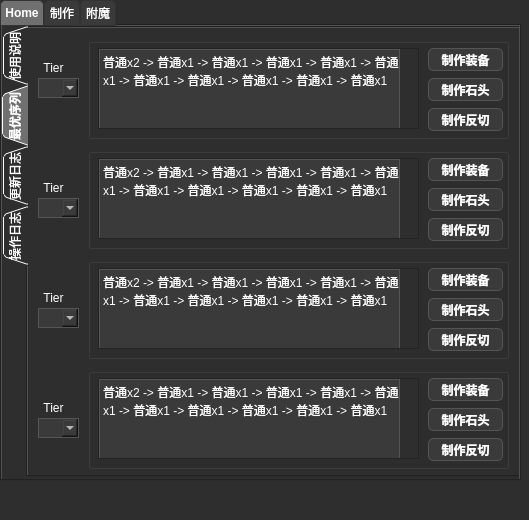
Qt form Qt_MVC_cscalc/ui/main_window.ui (Seymour-ye/shoptitans) before a commit.
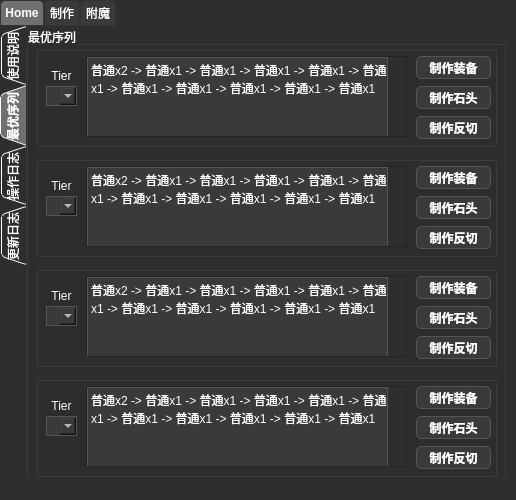
The same form after that commit. The open tabs and pages were chosen to show the change.

Patch:
```diff
--- a/Qt_MVC_cscalc/ui/main_window.ui
+++ b/Qt_MVC_cscalc/ui/main_window.ui
@@ -6,10 +6,22 @@
    <rect>
     <x>0</x>
     <y>0</y>
-    <width>529</width>
-    <height>520</height>
+    <width>516</width>
+    <height>500</height>
    </rect>
   </property>
+  <property name="minimumSize">
+   <size>
+    <width>516</width>
+    <height>500</height>
+   </size>
+  </property>
+  <property name="maximumSize">
+   <size>
+    <width>516</width>
+    <height>500</height>
+   </size>
+  </property>
   <property name="mouseTracking">
    <bool>false</bool>
   </property>
@@ -27,6 +39,10 @@
 QGroupBox {
 		color: #ffffff;
 }
+QTabWidget::pane {
+        border: none;  /* 去掉整个 QTabWidget 的边框 */
+        background: #333;  /* 设定背景色（可选）*/
+    }
 QTabBar::tab {
         background: #3a3a3a;  /* 设置未选中的Tab颜色 */
         color: white;
@@ -124,6 +140,9 @@
         <height>451</height>
        </rect>
       </property>
+      <property name="styleSheet">
+       <string notr="true"/>
+      </property>
       <property name="tabPosition">
        <enum>QTabWidget::TabPosition::West</enum>
       </property>
@@ -148,557 +167,574 @@
        <widget class="QGroupBox" name="groupBox_2">
         <property name="geometry">
          <rect>
-          <x>60</x>
-          <y>10</y>
-          <width>421</width>
-          <height>101</height>
+          <x>0</x>
+          <y>0</y>
+          <width>480</width>
+          <height>460</height>
          </rect>
         </property>
         <property name="title">
-         <string/>
+         <string>最优序列</string>
         </property>
-        <widget class="QScrollArea" name="best_craft_sequence_display_2">
+        <widget class="QGroupBox" name="craft_summary_bs_0">
          <property name="geometry">
           <rect>
            <x>10</x>
-           <y>10</y>
-           <width>321</width>
-           <height>81</height>
+           <y>20</y>
+           <width>461</width>
+           <height>101</height>
           </rect>
          </property>
-         <property name="widgetResizable">
-          <bool>true</bool>
+         <property name="title">
+          <string/>
          </property>
-         <widget class="QWidget" name="sequence_display_6">
+         <widget class="QScrollArea" name="craft_summary_bs_display_0">
           <property name="geometry">
            <rect>
-            <x>0</x>
-            <y>0</y>
-            <width>319</width>
-            <height>79</height>
+            <x>50</x>
+            <y>10</y>
+            <width>321</width>
+            <height>81</height>
            </rect>
           </property>
-          <widget class="QLabel" name="label_2">
+          <property name="widgetResizable">
+           <bool>true</bool>
+          </property>
+          <widget class="QWidget" name="craft_summary_bs_display_widget_0">
            <property name="geometry">
             <rect>
              <x>0</x>
              <y>0</y>
-             <width>301</width>
-             <height>81</height>
+             <width>319</width>
+             <height>79</height>
             </rect>
            </property>
-           <property name="sizeIncrement">
-            <size>
-             <width>60</width>
-             <height>0</height>
-            </size>
-           </property>
-           <property name="frameShadow">
-            <enum>QFrame::Shadow::Plain</enum>
-           </property>
-           <property name="text">
-            <string>普通x2 -&gt; 普通x1 -&gt; 普通x1 -&gt; 普通x1 -&gt; 普通x1 -&gt; 普通x1 -&gt; 普通x1 -&gt; 普通x1 -&gt; 普通x1 -&gt; 普通x1 -&gt; 普通x1</string>
-           </property>
-           <property name="alignment">
-            <set>Qt::AlignmentFlag::AlignLeading|Qt::AlignmentFlag::AlignLeft|Qt::AlignmentFlag::AlignTop</set>
-           </property>
-           <property name="wordWrap">
-            <bool>true</bool>
-           </property>
+           <widget class="QLabel" name="craft_summary_bs_display_label_0">
+            <property name="geometry">
+             <rect>
+              <x>0</x>
+              <y>0</y>
+              <width>301</width>
+              <height>81</height>
+             </rect>
+            </property>
+            <property name="sizeIncrement">
+             <size>
+              <width>60</width>
+              <height>0</height>
+             </size>
+            </property>
+            <property name="frameShadow">
+             <enum>QFrame::Shadow::Plain</enum>
+            </property>
+            <property name="text">
+             <string>普通x2 -&gt; 普通x1 -&gt; 普通x1 -&gt; 普通x1 -&gt; 普通x1 -&gt; 普通x1 -&gt; 普通x1 -&gt; 普通x1 -&gt; 普通x1 -&gt; 普通x1 -&gt; 普通x1</string>
+            </property>
+            <property name="alignment">
+             <set>Qt::AlignmentFlag::AlignLeading|Qt::AlignmentFlag::AlignLeft|Qt::AlignmentFlag::AlignTop</set>
+            </property>
+            <property name="wordWrap">
+             <bool>true</bool>
+            </property>
+           </widget>
           </widget>
          </widget>
+         <widget class="QPushButton" name="craft_summary_craft_item_0">
+          <property name="geometry">
+           <rect>
+            <x>380</x>
+            <y>10</y>
+            <width>75</width>
+            <height>23</height>
+           </rect>
+          </property>
+          <property name="text">
+           <string>制作装备</string>
+          </property>
+         </widget>
+         <widget class="QPushButton" name="craft_summary_craft_stone_0">
+          <property name="geometry">
+           <rect>
+            <x>380</x>
+            <y>40</y>
+            <width>75</width>
+            <height>23</height>
+           </rect>
+          </property>
+          <property name="text">
+           <string>制作石头</string>
+          </property>
+         </widget>
+         <widget class="QPushButton" name="craft_summary_craft_backswitch_0">
+          <property name="geometry">
+           <rect>
+            <x>380</x>
+            <y>70</y>
+            <width>75</width>
+            <height>23</height>
+           </rect>
+          </property>
+          <property name="text">
+           <string>制作反切</string>
+          </property>
+         </widget>
+         <widget class="QLabel" name="craft_summary_tier_selection__label_0">
+          <property name="geometry">
+           <rect>
+            <x>10</x>
+            <y>20</y>
+            <width>31</width>
+            <height>20</height>
+           </rect>
+          </property>
+          <property name="layoutDirection">
+           <enum>Qt::LayoutDirection::LeftToRight</enum>
+          </property>
+          <property name="styleSheet">
+           <string notr="true">background: none;
+border: none;</string>
+          </property>
+          <property name="text">
+           <string>Tier</string>
+          </property>
+          <property name="alignment">
+           <set>Qt::AlignmentFlag::AlignCenter</set>
+          </property>
+         </widget>
+         <widget class="QComboBox" name="craft_summary_tier_selection_box_0">
+          <property name="geometry">
+           <rect>
+            <x>10</x>
+            <y>40</y>
+            <width>31</width>
+            <height>20</height>
+           </rect>
+          </property>
+          <property name="currentText">
+           <string/>
+          </property>
+         </widget>
         </widget>
-        <widget class="QPushButton" name="pushButton_4">
+        <widget class="QGroupBox" name="craft_summary_bs_1">
          <property name="geometry">
           <rect>
-           <x>340</x>
-           <y>10</y>
-           <width>75</width>
-           <height>23</height>
-          </rect>
-         </property>
-         <property name="text">
-          <string>制作装备</string>
-         </property>
-        </widget>
-        <widget class="QPushButton" name="pushButton_5">
-         <property name="geometry">
-          <rect>
-           <x>340</x>
-           <y>40</y>
-           <width>75</width>
-           <height>23</height>
-          </rect>
-         </property>
-         <property name="text">
-          <string>制作石头</string>
-         </property>
-        </widget>
-        <widget class="QPushButton" name="pushButton_6">
-         <property name="geometry">
-          <rect>
-           <x>340</x>
-           <y>70</y>
-           <width>75</width>
-           <height>23</height>
-          </rect>
-         </property>
-         <property name="text">
-          <string>制作反切</string>
-         </property>
-        </widget>
-       </widget>
-       <widget class="QGroupBox" name="groupBox_3">
-        <property name="geometry">
-         <rect>
-          <x>60</x>
-          <y>120</y>
-          <width>421</width>
-          <height>101</height>
-         </rect>
-        </property>
-        <property name="title">
-         <string/>
-        </property>
-        <widget class="QScrollArea" name="best_craft_sequence_display_3">
-         <property name="geometry">
-          <rect>
            <x>10</x>
-           <y>10</y>
-           <width>321</width>
-           <height>81</height>
+           <y>130</y>
+           <width>461</width>
+           <height>101</height>
           </rect>
          </property>
-         <property name="widgetResizable">
-          <bool>true</bool>
+         <property name="title">
+          <string/>
          </property>
-         <widget class="QWidget" name="sequence_display_7">
+         <widget class="QScrollArea" name="craft_summary_bs_display_1">
           <property name="geometry">
            <rect>
-            <x>0</x>
-            <y>0</y>
-            <width>319</width>
-            <height>79</height>
+            <x>50</x>
+            <y>10</y>
+            <width>321</width>
+            <height>81</height>
            </rect>
           </property>
-          <widget class="QLabel" name="label_3">
+          <property name="widgetResizable">
+           <bool>true</bool>
+          </property>
+          <widget class="QWidget" name="craft_summary_bs_display_widget_1">
            <property name="geometry">
             <rect>
              <x>0</x>
              <y>0</y>
-             <width>301</width>
-             <height>81</height>
+             <width>319</width>
+             <height>79</height>
             </rect>
            </property>
-           <property name="sizeIncrement">
-            <size>
-             <width>60</width>
-             <height>0</height>
-            </size>
-           </property>
-           <property name="frameShadow">
-            <enum>QFrame::Shadow::Plain</enum>
-           </property>
-           <property name="text">
-            <string>普通x2 -&gt; 普通x1 -&gt; 普通x1 -&gt; 普通x1 -&gt; 普通x1 -&gt; 普通x1 -&gt; 普通x1 -&gt; 普通x1 -&gt; 普通x1 -&gt; 普通x1 -&gt; 普通x1</string>
-           </property>
-           <property name="alignment">
-            <set>Qt::AlignmentFlag::AlignLeading|Qt::AlignmentFlag::AlignLeft|Qt::AlignmentFlag::AlignTop</set>
-           </property>
-           <property name="wordWrap">
-            <bool>true</bool>
-           </property>
+           <widget class="QLabel" name="craft_summary_bs_display_label_1">
+            <property name="geometry">
+             <rect>
+              <x>0</x>
+              <y>0</y>
+              <width>301</width>
+              <height>81</height>
+             </rect>
+            </property>
+            <property name="sizeIncrement">
+             <size>
+              <width>60</width>
+              <height>0</height>
+             </size>
+            </property>
+            <property name="frameShadow">
+             <enum>QFrame::Shadow::Plain</enum>
+            </property>
+            <property name="text">
+             <string>普通x2 -&gt; 普通x1 -&gt; 普通x1 -&gt; 普通x1 -&gt; 普通x1 -&gt; 普通x1 -&gt; 普通x1 -&gt; 普通x1 -&gt; 普通x1 -&gt; 普通x1 -&gt; 普通x1</string>
+            </property>
+            <property name="alignment">
+             <set>Qt::AlignmentFlag::AlignLeading|Qt::AlignmentFlag::AlignLeft|Qt::AlignmentFlag::AlignTop</set>
+            </property>
+            <property name="wordWrap">
+             <bool>true</bool>
+            </property>
+           </widget>
           </widget>
          </widget>
+         <widget class="QPushButton" name="craft_summary_craft_item_1">
+          <property name="geometry">
+           <rect>
+            <x>380</x>
+            <y>10</y>
+            <width>75</width>
+            <height>23</height>
+           </rect>
+          </property>
+          <property name="text">
+           <string>制作装备</string>
+          </property>
+         </widget>
+         <widget class="QPushButton" name="craft_summary_craft_stone_1">
+          <property name="geometry">
+           <rect>
+            <x>380</x>
+            <y>40</y>
+            <width>75</width>
+            <height>23</height>
+           </rect>
+          </property>
+          <property name="text">
+           <string>制作石头</string>
+          </property>
+         </widget>
+         <widget class="QPushButton" name="craft_summary_craft_backswitch_1">
+          <property name="geometry">
+           <rect>
+            <x>380</x>
+            <y>70</y>
+            <width>75</width>
+            <height>23</height>
+           </rect>
+          </property>
+          <property name="text">
+           <string>制作反切</string>
+          </property>
+         </widget>
+         <widget class="QLabel" name="craft_summary_tier_selection__label_1">
+          <property name="geometry">
+           <rect>
+            <x>10</x>
+            <y>20</y>
+            <width>31</width>
+            <height>20</height>
+           </rect>
+          </property>
+          <property name="layoutDirection">
+           <enum>Qt::LayoutDirection::LeftToRight</enum>
+          </property>
+          <property name="styleSheet">
+           <string notr="true">background: none;
+border: none;</string>
+          </property>
+          <property name="text">
+           <string>Tier</string>
+          </property>
+          <property name="alignment">
+           <set>Qt::AlignmentFlag::AlignCenter</set>
+          </property>
+         </widget>
+         <widget class="QComboBox" name="craft_summary_tier_selection_box_1">
+          <property name="geometry">
+           <rect>
+            <x>10</x>
+            <y>40</y>
+            <width>31</width>
+            <height>20</height>
+           </rect>
+          </property>
+          <property name="currentText">
+           <string/>
+          </property>
+         </widget>
         </widget>
-        <widget class="QPushButton" name="pushButton_7">
+        <widget class="QGroupBox" name="craft_summary_bs_2">
          <property name="geometry">
           <rect>
-           <x>340</x>
-           <y>10</y>
-           <width>75</width>
-           <height>23</height>
-          </rect>
-         </property>
-         <property name="text">
-          <string>制作装备</string>
-         </property>
-        </widget>
-        <widget class="QPushButton" name="pushButton_8">
-         <property name="geometry">
-          <rect>
-           <x>340</x>
-           <y>40</y>
-           <width>75</width>
-           <height>23</height>
-          </rect>
-         </property>
-         <property name="text">
-          <string>制作石头</string>
-         </property>
-        </widget>
-        <widget class="QPushButton" name="pushButton_9">
-         <property name="geometry">
-          <rect>
-           <x>340</x>
-           <y>70</y>
-           <width>75</width>
-           <height>23</height>
-          </rect>
-         </property>
-         <property name="text">
-          <string>制作反切</string>
-         </property>
-        </widget>
-       </widget>
-       <widget class="QGroupBox" name="groupBox_4">
-        <property name="geometry">
-         <rect>
-          <x>60</x>
-          <y>230</y>
-          <width>421</width>
-          <height>101</height>
-         </rect>
-        </property>
-        <property name="title">
-         <string/>
-        </property>
-        <widget class="QScrollArea" name="best_craft_sequence_display_4">
-         <property name="geometry">
-          <rect>
            <x>10</x>
-           <y>10</y>
-           <width>321</width>
-           <height>81</height>
+           <y>240</y>
+           <width>461</width>
+           <height>101</height>
           </rect>
          </property>
-         <property name="widgetResizable">
-          <bool>true</bool>
+         <property name="title">
+          <string/>
          </property>
-         <widget class="QWidget" name="sequence_display_8">
+         <widget class="QScrollArea" name="craft_summary_bs_display_2">
           <property name="geometry">
            <rect>
-            <x>0</x>
-            <y>0</y>
-            <width>319</width>
-            <height>79</height>
+            <x>50</x>
+            <y>10</y>
+            <width>321</width>
+            <height>81</height>
            </rect>
           </property>
-          <widget class="QLabel" name="label_4">
+          <property name="widgetResizable">
+           <bool>true</bool>
+          </property>
+          <widget class="QWidget" name="craft_summary_bs_display_widget_2">
            <property name="geometry">
             <rect>
              <x>0</x>
              <y>0</y>
-             <width>301</width>
-             <height>81</height>
+             <width>319</width>
+             <height>79</height>
             </rect>
            </property>
-           <property name="sizeIncrement">
-            <size>
-             <width>60</width>
-             <height>0</height>
-            </size>
-           </property>
-           <property name="frameShadow">
-            <enum>QFrame::Shadow::Plain</enum>
-           </property>
-           <property name="text">
-            <string>普通x2 -&gt; 普通x1 -&gt; 普通x1 -&gt; 普通x1 -&gt; 普通x1 -&gt; 普通x1 -&gt; 普通x1 -&gt; 普通x1 -&gt; 普通x1 -&gt; 普通x1 -&gt; 普通x1</string>
-           </property>
-           <property name="alignment">
-            <set>Qt::AlignmentFlag::AlignLeading|Qt::AlignmentFlag::AlignLeft|Qt::AlignmentFlag::AlignTop</set>
-           </property>
-           <property name="wordWrap">
-            <bool>true</bool>
-           </property>
+           <widget class="QLabel" name="craft_summary_bs_display_label_2">
+            <property name="geometry">
+             <rect>
+              <x>0</x>
+              <y>0</y>
+              <width>301</width>
+              <height>81</height>
+             </rect>
+            </property>
+            <property name="sizeIncrement">
+             <size>
+              <width>60</width>
+              <height>0</height>
+             </size>
+            </property>
+            <property name="frameShadow">
+             <enum>QFrame::Shadow::Plain</enum>
+            </property>
+            <property name="text">
+             <string>普通x2 -&gt; 普通x1 -&gt; 普通x1 -&gt; 普通x1 -&gt; 普通x1 -&gt; 普通x1 -&gt; 普通x1 -&gt; 普通x1 -&gt; 普通x1 -&gt; 普通x1 -&gt; 普通x1</string>
+            </property>
+            <property name="alignment">
+             <set>Qt::AlignmentFlag::AlignLeading|Qt::AlignmentFlag::AlignLeft|Qt::AlignmentFlag::AlignTop</set>
+            </property>
+            <property name="wordWrap">
+             <bool>true</bool>
+            </property>
+           </widget>
           </widget>
          </widget>
+         <widget class="QPushButton" name="craft_summary_craft_item_2">
+          <property name="geometry">
+           <rect>
+            <x>380</x>
+            <y>10</y>
+            <width>75</width>
+            <height>23</height>
+           </rect>
+          </property>
+          <property name="text">
+           <string>制作装备</string>
+          </property>
+         </widget>
+         <widget class="QPushButton" name="craft_summary_craft_stone_2">
+          <property name="geometry">
+           <rect>
+            <x>380</x>
+            <y>40</y>
+            <width>75</width>
+            <height>23</height>
+           </rect>
+          </property>
+          <property name="text">
+           <string>制作石头</string>
+          </property>
+         </widget>
+         <widget class="QPushButton" name="craft_summary_craft_backswitch_2">
+          <property name="geometry">
+           <rect>
+            <x>380</x>
+            <y>70</y>
+            <width>75</width>
+            <height>23</height>
+           </rect>
+          </property>
+          <property name="text">
+           <string>制作反切</string>
+          </property>
+         </widget>
+         <widget class="QLabel" name="craft_summary_tier_selection__label_2">
+          <property name="geometry">
+           <rect>
+            <x>10</x>
+            <y>20</y>
+            <width>31</width>
+            <height>20</height>
+           </rect>
+          </property>
+          <property name="layoutDirection">
+           <enum>Qt::LayoutDirection::LeftToRight</enum>
+          </property>
+          <property name="styleSheet">
+           <string notr="true">background: none;
+border: none;</string>
+          </property>
+          <property name="text">
+           <string>Tier</string>
+          </property>
+          <property name="alignment">
+           <set>Qt::AlignmentFlag::AlignCenter</set>
+          </property>
+         </widget>
+         <widget class="QComboBox" name="craft_summary_tier_selection_box_2">
+          <property name="geometry">
+           <rect>
+            <x>10</x>
+            <y>40</y>
+            <width>31</width>
+            <height>20</height>
+           </rect>
+          </property>
+          <property name="currentText">
+           <string/>
+          </property>
+         </widget>
         </widget>
-        <widget class="QPushButton" name="pushButton_10">
+        <widget class="QGroupBox" name="craft_summary_bs_3">
          <property name="geometry">
           <rect>
-           <x>340</x>
-           <y>10</y>
-           <width>75</width>
-           <height>23</height>
-          </rect>
-         </property>
-         <property name="text">
-          <string>制作装备</string>
-         </property>
-        </widget>
-        <widget class="QPushButton" name="pushButton_11">
-         <property name="geometry">
-          <rect>
-           <x>340</x>
-           <y>40</y>
-           <width>75</width>
-           <height>23</height>
-          </rect>
-         </property>
-         <property name="text">
-          <string>制作石头</string>
-         </property>
-        </widget>
-        <widget class="QPushButton" name="pushButton_12">
-         <property name="geometry">
-          <rect>
-           <x>340</x>
-           <y>70</y>
-           <width>75</width>
-           <height>23</height>
-          </rect>
-         </property>
-         <property name="text">
-          <string>制作反切</string>
-         </property>
-        </widget>
-       </widget>
-       <widget class="QGroupBox" name="groupBox_5">
-        <property name="geometry">
-         <rect>
-          <x>60</x>
-          <y>340</y>
-          <width>421</width>
-          <height>101</height>
-         </rect>
-        </property>
-        <property name="title">
-         <string/>
-        </property>
-        <widget class="QScrollArea" name="best_craft_sequence_display_5">
-         <property name="geometry">
-          <rect>
            <x>10</x>
-           <y>10</y>
-           <width>321</width>
-           <height>81</height>
+           <y>350</y>
+           <width>461</width>
+           <height>101</height>
           </rect>
          </property>
-         <property name="widgetResizable">
-          <bool>true</bool>
+         <property name="title">
+          <string/>
          </property>
-         <widget class="QWidget" name="sequence_display_9">
+         <widget class="QScrollArea" name="craft_summary_bs_display_3">
           <property name="geometry">
            <rect>
-            <x>0</x>
-            <y>0</y>
-            <width>319</width>
-            <height>79</height>
+            <x>50</x>
+            <y>10</y>
+            <width>321</width>
+            <height>81</height>
            </rect>
           </property>
-          <widget class="QLabel" name="label_5">
+          <property name="widgetResizable">
+           <bool>true</bool>
+          </property>
+          <widget class="QWidget" name="craft_summary_bs_display_widget_3">
            <property name="geometry">
             <rect>
              <x>0</x>
              <y>0</y>
-             <width>301</width>
-             <height>81</height>
+             <width>319</width>
+             <height>79</height>
             </rect>
            </property>
-           <property name="sizeIncrement">
-            <size>
-             <width>60</width>
-             <height>0</height>
-            </size>
-           </property>
-           <property name="frameShadow">
-            <enum>QFrame::Shadow::Plain</enum>
-           </property>
-           <property name="text">
-            <string>普通x2 -&gt; 普通x1 -&gt; 普通x1 -&gt; 普通x1 -&gt; 普通x1 -&gt; 普通x1 -&gt; 普通x1 -&gt; 普通x1 -&gt; 普通x1 -&gt; 普通x1 -&gt; 普通x1</string>
-           </property>
-           <property name="alignment">
-            <set>Qt::AlignmentFlag::AlignLeading|Qt::AlignmentFlag::AlignLeft|Qt::AlignmentFlag::AlignTop</set>
-           </property>
-           <property name="wordWrap">
-            <bool>true</bool>
-           </property>
+           <widget class="QLabel" name="craft_summary_bs_display_label_3">
+            <property name="geometry">
+             <rect>
+              <x>0</x>
+              <y>0</y>
+              <width>301</width>
+              <height>81</height>
+             </rect>
+            </property>
+            <property name="sizeIncrement">
+             <size>
+              <width>60</width>
+              <height>0</height>
+             </size>
+            </property>
+            <property name="frameShadow">
+             <enum>QFrame::Shadow::Plain</enum>
+            </property>
+            <property name="text">
+             <string>普通x2 -&gt; 普通x1 -&gt; 普通x1 -&gt; 普通x1 -&gt; 普通x1 -&gt; 普通x1 -&gt; 普通x1 -&gt; 普通x1 -&gt; 普通x1 -&gt; 普通x1 -&gt; 普通x1</string>
+            </property>
+            <property name="alignment">
+             <set>Qt::AlignmentFlag::AlignLeading|Qt::AlignmentFlag::AlignLeft|Qt::AlignmentFlag::AlignTop</set>
+            </property>
+            <property name="wordWrap">
+             <bool>true</bool>
+            </property>
+           </widget>
           </widget>
          </widget>
+         <widget class="QPushButton" name="craft_summary_craft_item_3">
+          <property name="geometry">
+           <rect>
+            <x>380</x>
+            <y>10</y>
+            <width>75</width>
+            <height>23</height>
+           </rect>
+          </property>
+          <property name="text">
+           <string>制作装备</string>
+          </property>
+         </widget>
+         <widget class="QPushButton" name="craft_summary_craft_stone_3">
+          <property name="geometry">
+           <rect>
+            <x>380</x>
+            <y>40</y>
+            <width>75</width>
+            <height>23</height>
+           </rect>
+          </property>
+          <property name="text">
+           <string>制作石头</string>
+          </property>
+         </widget>
+         <widget class="QPushButton" name="craft_summary_craft_backswitch_3">
+          <property name="geometry">
+           <rect>
+            <x>380</x>
+            <y>70</y>
+            <width>75</width>
+            <height>23</height>
+           </rect>
+          </property>
+          <property name="text">
+           <string>制作反切</string>
+          </property>
+         </widget>
+         <widget class="QLabel" name="craft_summary_tier_selection__label_3">
+          <property name="geometry">
+           <rect>
+            <x>10</x>
+            <y>20</y>
+            <width>31</width>
+            <height>20</height>
+           </rect>
+          </property>
+          <property name="layoutDirection">
+           <enum>Qt::LayoutDirection::LeftToRight</enum>
+          </property>
+          <property name="styleSheet">
+           <string notr="true">background: none;
+border: none;</string>
+          </property>
+          <property name="text">
+           <string>Tier</string>
+          </property>
+          <property name="alignment">
+           <set>Qt::AlignmentFlag::AlignCenter</set>
+          </property>
+         </widget>
+         <widget class="QComboBox" name="craft_summary_tier_selection_box_3">
+          <property name="geometry">
+           <rect>
+            <x>10</x>
+            <y>40</y>
+            <width>31</width>
+            <height>20</height>
+           </rect>
+          </property>
+          <property name="currentText">
+           <string/>
+          </property>
+         </widget>
         </widget>
-        <widget class="QPushButton" name="pushButton_13">
-         <property name="geometry">
-          <rect>
-           <x>340</x>
-           <y>10</y>
-           <width>75</width>
-           <height>23</height>
-          </rect>
-         </property>
-         <property name="text">
-          <string>制作装备</string>
-         </property>
-        </widget>
-        <widget class="QPushButton" name="pushButton_14">
-         <property name="geometry">
-          <rect>
-           <x>340</x>
-           <y>40</y>
-           <width>75</width>
-           <height>23</height>
-          </rect>
-         </property>
-         <property name="text">
-          <string>制作石头</string>
-         </property>
-        </widget>
-        <widget class="QPushButton" name="pushButton_15">
-         <property name="geometry">
-          <rect>
-           <x>340</x>
-           <y>70</y>
-           <width>75</width>
-           <height>23</height>
-          </rect>
-         </property>
-         <property name="text">
-          <string>制作反切</string>
-         </property>
-        </widget>
        </widget>
-       <widget class="QLabel" name="tier_selection_8">
-        <property name="geometry">
-         <rect>
-          <x>10</x>
-          <y>30</y>
-          <width>31</width>
-          <height>20</height>
-         </rect>
-        </property>
-        <property name="layoutDirection">
-         <enum>Qt::LayoutDirection::LeftToRight</enum>
-        </property>
-        <property name="styleSheet">
-         <string notr="true">background: none;
-border: none;</string>
-        </property>
-        <property name="text">
-         <string>Tier</string>
-        </property>
-        <property name="alignment">
-         <set>Qt::AlignmentFlag::AlignCenter</set>
-        </property>
-       </widget>
-       <widget class="QComboBox" name="tier_selection_dropbox_2">
-        <property name="geometry">
-         <rect>
-          <x>10</x>
-          <y>50</y>
-          <width>41</width>
-          <height>20</height>
-         </rect>
-        </property>
-        <property name="currentText">
-         <string/>
-        </property>
-       </widget>
-       <widget class="QComboBox" name="tier_selection_dropbox_3">
-        <property name="geometry">
-         <rect>
-          <x>10</x>
-          <y>170</y>
-          <width>41</width>
-          <height>20</height>
-         </rect>
-        </property>
-       </widget>
-       <widget class="QLabel" name="tier_selection_9">
-        <property name="geometry">
-         <rect>
-          <x>10</x>
-          <y>150</y>
-          <width>31</width>
-          <height>20</height>
-         </rect>
-        </property>
-        <property name="layoutDirection">
-         <enum>Qt::LayoutDirection::LeftToRight</enum>
-        </property>
-        <property name="styleSheet">
-         <string notr="true">background: none;
-border: none;</string>
-        </property>
-        <property name="text">
-         <string>Tier</string>
-        </property>
-        <property name="alignment">
-         <set>Qt::AlignmentFlag::AlignCenter</set>
-        </property>
-       </widget>
-       <widget class="QComboBox" name="tier_selection_dropbox_4">
-        <property name="geometry">
-         <rect>
-          <x>10</x>
-          <y>280</y>
-          <width>41</width>
-          <height>20</height>
-         </rect>
-        </property>
-       </widget>
-       <widget class="QLabel" name="tier_selection_10">
-        <property name="geometry">
-         <rect>
-          <x>10</x>
-          <y>260</y>
-          <width>31</width>
-          <height>20</height>
-         </rect>
-        </property>
-        <property name="layoutDirection">
-         <enum>Qt::LayoutDirection::LeftToRight</enum>
-        </property>
-        <property name="styleSheet">
-         <string notr="true">background: none;
-border: none;</string>
-        </property>
-        <property name="text">
-         <string>Tier</string>
-        </property>
-        <property name="alignment">
-         <set>Qt::AlignmentFlag::AlignCenter</set>
-        </property>
-       </widget>
-       <widget class="QComboBox" name="tier_selection_dropbox_5">
-        <property name="geometry">
-         <rect>
-          <x>10</x>
-          <y>390</y>
-          <width>41</width>
-          <height>20</height>
-         </rect>
-        </property>
-       </widget>
-       <widget class="QLabel" name="tier_selection_11">
-        <property name="geometry">
-         <rect>
-          <x>10</x>
-          <y>370</y>
-          <width>31</width>
-          <height>20</height>
-         </rect>
-        </property>
-        <property name="layoutDirection">
-         <enum>Qt::LayoutDirection::LeftToRight</enum>
-        </property>
-        <property name="styleSheet">
-         <string notr="true">background: none;
-border: none;</string>
-        </property>
-        <property name="text">
-         <string>Tier</string>
-        </property>
-        <property name="alignment">
-         <set>Qt::AlignmentFlag::AlignCenter</set>
-        </property>
-       </widget>
       </widget>
-      <widget class="QWidget" name="tab_2">
-       <attribute name="title">
-        <string>更新日志</string>
-       </attribute>
-      </widget>
-      <widget class="QWidget" name="tab_4">
+      <widget class="QWidget" name="log_tab">
        <attribute name="title">
         <string>操作日志</string>
        </attribute>
@@ -726,10 +762,57 @@
          <widget class="QLabel" name="label_7">
           <property name="geometry">
            <rect>
-            <x>10</x>
-            <y>10</y>
-            <width>441</width>
-            <height>411</height>
+            <x>0</x>
+            <y>0</y>
+            <width>451</width>
+            <height>431</height>
+           </rect>
+          </property>
+          <property name="text">
+           <string>&lt;html&gt;&lt;head/&gt;&lt;body&gt;&lt;p&gt;&lt;br/&gt;2025-02-09 2:14 制作 T14 普通x2&lt;/p&gt;&lt;p&gt;2025-02-09 2:13 制作 T13 优质x1&lt;/p&gt;&lt;p&gt;2025-02-09 2:12 附魔 x 12&lt;/p&gt;&lt;p&gt;4&lt;/p&gt;&lt;p&gt;5&lt;/p&gt;&lt;p&gt;6&lt;/p&gt;&lt;p&gt;7&lt;/p&gt;&lt;p&gt;8&lt;/p&gt;&lt;p&gt;9&lt;/p&gt;&lt;p&gt;10&lt;/p&gt;&lt;p&gt;11&lt;/p&gt;&lt;p&gt;12&lt;/p&gt;&lt;p&gt;13&lt;/p&gt;&lt;p&gt;14&lt;/p&gt;&lt;p&gt;15&lt;/p&gt;&lt;p&gt;16&lt;/p&gt;&lt;p&gt;17&lt;/p&gt;&lt;p&gt;18&lt;/p&gt;&lt;p&gt;19&lt;/p&gt;&lt;p&gt;20&lt;/p&gt;&lt;/body&gt;&lt;/html&gt;</string>
+          </property>
+          <property name="alignment">
+           <set>Qt::AlignmentFlag::AlignLeading|Qt::AlignmentFlag::AlignLeft|Qt::AlignmentFlag::AlignTop</set>
+          </property>
+          <property name="wordWrap">
+           <bool>true</bool>
+          </property>
+         </widget>
+        </widget>
+       </widget>
+      </widget>
+      <widget class="QWidget" name="updates_tab">
+       <attribute name="title">
+        <string>更新日志</string>
+       </attribute>
+       <widget class="QScrollArea" name="scrollArea_2">
+        <property name="geometry">
+         <rect>
+          <x>10</x>
+          <y>10</y>
+          <width>471</width>
+          <height>431</height>
+         </rect>
+        </property>
+        <property name="widgetResizable">
+         <bool>true</bool>
+        </property>
+        <widget class="QWidget" name="scrollAreaWidgetContents_3">
+         <property name="geometry">
+          <rect>
+           <x>0</x>
+           <y>0</y>
+           <width>469</width>
+           <height>429</height>
+          </rect>
+         </property>
+         <widget class="QLabel" name="updates_label">
+          <property name="geometry">
+           <rect>
+            <x>0</x>
+            <y>0</y>
+            <width>451</width>
+            <height>431</height>
            </rect>
           </property>
           <property name="text">
@@ -2724,17 +2807,7 @@
     </widget>
    </widget>
   </widget>
-  <widget class="QMenuBar" name="menubar">
-   <property name="geometry">
-    <rect>
-     <x>0</x>
-     <y>0</y>
-     <width>529</width>
-     <height>21</height>
-    </rect>
-   </property>
-  </widget>
-  <widget class="QStatusBar" name="statusbar"/>
+  <widget class="QStatusBar" name="statusBar"/>
  </widget>
  <resources/>
  <connections/>
```
Left out of the diff: 921 changed lines with no effect on the pictures.
